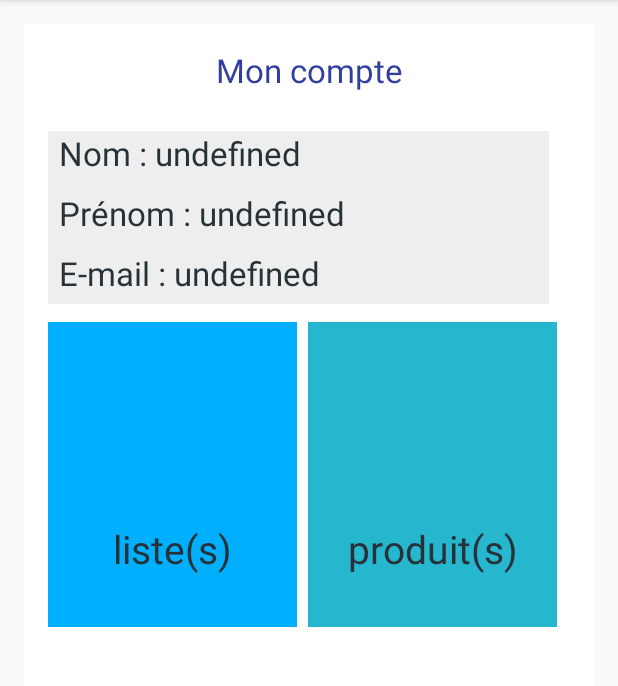
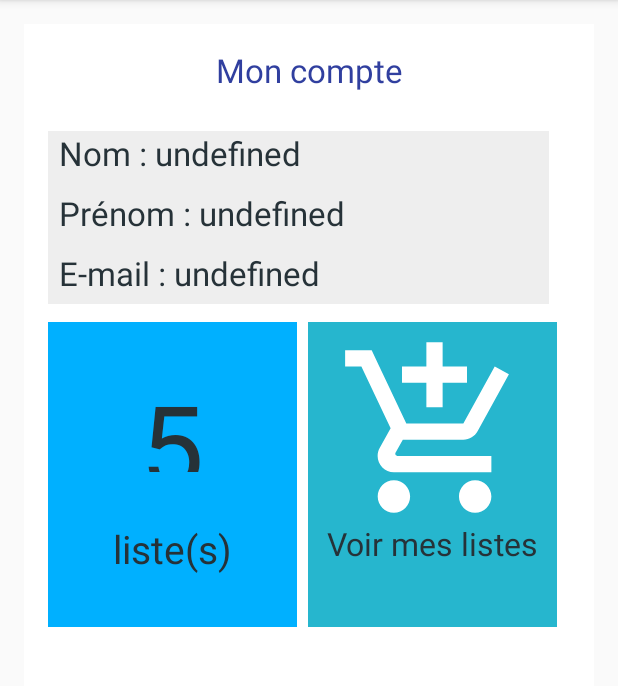
Before and after one commit to ghansum/Ordory, an Android app: the fragment MyspaceFragment placed in its activity, on a phone screen of 412 x 824 dp, the part 84-770 px from its top. Run offline under Robolectric (Android 15) with nearby library versions, the phone set to English and light mode, and no system bars.

```diff
--- a/app/src/main/java/com/ordory/ordory/ListShoppingListFragment.java
+++ b/app/src/main/java/com/ordory/ordory/ListShoppingListFragment.java
@@ -58,6 +58,7 @@ public class ListShoppingListFragment extends Fragment {
     private ShoppingList shopingList;
     public SharedPreferences sharedList;
     private int listCpt=0;
+    SharedPreferences.Editor editor;
 
     public ListShoppingListFragment() {
         // Required empty public constructor
@@ -96,6 +97,8 @@ public class ListShoppingListFragment extends Fragment {
         // Inflate the layout for this fragment
         View view = inflater.inflate(R.layout.fragment_list_shopping_list, container, false);
         sharedList = getActivity().getSharedPreferences("mySharedPref",0);
+        editor = sharedList.edit();
+
         listShoppingListView = (ListView) view.findViewById(R.id.product_list_view);
         buttonAddShoppingList = (Button) view.findViewById(R.id.button_add_shopping_list);
         tokenUser = sharedList.getString("userToken","");
@@ -127,16 +130,14 @@ public class ListShoppingListFragment extends Fragment {
                     }
                     shoppingListAdapter = new ShoppingListAdapter(getActivity(), shoppingLists);
                     listShoppingListView.setAdapter(shoppingListAdapter);
-
-
+                    editor.putInt("nbListShop",listCpt);
+                    editor.commit();
                     listShoppingListView.setOnItemClickListener(new AdapterView.OnItemClickListener(){
                         @Override
                         public void onItemClick(AdapterView<?> arg0, View arg1, int position, long arg3){
                             ShoppingList itemselected = (ShoppingList) listShoppingListView.getItemAtPosition(position);
-                            SharedPreferences.Editor editor = sharedList.edit();
                             editor.putString("listshopName",itemselected.getName());
                             editor.putInt("listshopId",itemselected.getId());
-                            editor.putInt("nbListShop",listCpt);
                             editor.commit();
                             Fragment fragment = new ShopDetailsFragment();
                             FragmentTransaction fragmentTransaction = getFragmentManager().beginTransaction();
--- a/app/src/main/java/com/ordory/ordory/MyspaceFragment.java
+++ b/app/src/main/java/com/ordory/ordory/MyspaceFragment.java
@@ -35,7 +35,6 @@ public class MyspaceFragment extends Fragment {
     private TextView txtEmail;
     private TextView txtFirstName;
     private TextView txtLastName;
-    private TextView txtNbproduct;
     private TextView txtNblistShop;
 
     private OnFragmentInteractionListener mListener;
@@ -82,20 +81,12 @@ public class MyspaceFragment extends Fragment {
         txtLastName = (TextView)view.findViewById(R.id.txt_userspace_lastname);
         txtEmail = (TextView)view.findViewById(R.id.txt_userspace_email);
         txtNblistShop = (TextView)view.findViewById(R.id.txt_userspace_numberListshop);
-        txtNbproduct = (TextView)view.findViewById(R.id.txt_userspace_numberProduct);
 
         txtFirstName.setText("Nom : "+sharedPreferences.getString("firstName","undefined"));
         txtLastName.setText("Prénom : "+sharedPreferences.getString("lastName","undefined"));
         txtEmail.setText("E-mail : "+sharedPreferences.getString("email","undefined"));
 
-        int nbList = sharedPreferences.getInt("nbListShop",-1);
-        int nbproduct = sharedPreferences.getInt("nbProduct",-1);
-        if(nbList > 0 && nbproduct > 0){
-            txtNblistShop.setText(sharedPreferences.getInt("nbListShop",-1));
-            txtNblistShop.setText(sharedPreferences.getInt("nbProduct",-1));
-        }
-
-
+        //int nbList = sharedPreferences.getInt("nbListShop",-1);
         return view;
     }
 
--- /dev/null
+++ b/app/src/main/res/drawable/ic_add_shopping.xml
@@ -0,0 +1,9 @@
+<vector xmlns:android="http://schemas.android.com/apk/res/android"
+        android:width="24dp"
+        android:height="24dp"
+        android:viewportWidth="24.0"
+        android:viewportHeight="24.0">
+    <path
+        android:fillColor="#FFF"
+        android:pathData="M11,9h2L13,6h3L16,4h-3L13,1h-2v3L8,4v2h3v3zM7,18c-1.1,0 -1.99,0.9 -1.99,2S5.9,22 7,22s2,-0.9 2,-2 -0.9,-2 -2,-2zM17,18c-1.1,0 -1.99,0.9 -1.99,2s0.89,2 1.99,2 2,-0.9 2,-2 -0.9,-2 -2,-2zM7.17,14.75l0.03,-0.12 0.9,-1.63h7.45c0.75,0 1.41,-0.41 1.75,-1.03l3.86,-7.01L19.42,4h-0.01l-1.1,2 -2.76,5L8.53,11l-0.13,-0.27L6.16,6l-0.95,-2 -0.94,-2L1,2v2h2l3.6,7.59 -1.35,2.45c-0.16,0.28 -0.25,0.61 -0.25,0.96 0,1.1 0.9,2 2,2h12v-2L7.42,15c-0.13,0 -0.25,-0.11 -0.25,-0.25z"/>
+</vector>
--- a/app/src/main/res/layout/fragment_user.xml
+++ b/app/src/main/res/layout/fragment_user.xml
@@ -85,7 +85,7 @@
                         android:textSize="76dp"
                         android:textColor="@color/colorBlueGrey"
                         android:textAlignment="center"
-                        android:text=" "/>
+                        android:text="5"/>
 
                     <TextView
                         android:id="@+id/txt_userspace_listshop"
@@ -104,28 +104,28 @@
                     android:layout_height="203dp"
                     android:background="@color/colorCyan"
                     android:layout_marginLeft="7dp"
+                    android:orientation="vertical"
                     android:layout_gravity="right|center_vertical">
 
                     <TextView
-                        android:id="@+id/txt_userspace_numberProduct"
-                        android:layout_width="match_parent"
-                        android:layout_height="70dp"
-                        android:layout_marginTop="30dp"
-                        android:textSize="76dp"
-                        android:textColor="@color/colorBlueGrey"
-                        android:textAlignment="center"
-                        android:text=" "/>
+                        android:id="@+id/redirectProduct"
+                        android:layout_marginTop="8dp"
+                        android:layout_marginLeft="19dp"
+                        android:layout_gravity="center_horizontal"
+                        android:layout_width="130dp"
+                        android:layout_height="130dp"
+                        android:background="@drawable/ic_add_shopping"/>
 
                     <TextView
                         android:id="@+id/txt_userspace_product"
                         android:layout_width="match_parent"
                         android:layout_height="70dp"
-                        android:layout_marginTop="80dp"
-                        android:textSize="26dp"
+                        android:layout_marginTop="85dp"
+                        android:textSize="21dp"
                         android:layout_alignParentBottom="true"
                         android:textColor="@color/colorBlueGrey"
                         android:textAlignment="center"
-                        android:text="produit(s)"/>
+                        android:text="Voir mes listes"/>
                 </RelativeLayout>
             </LinearLayout>
         </LinearLayout>
```
Also changed, not shown: 1 other file.
